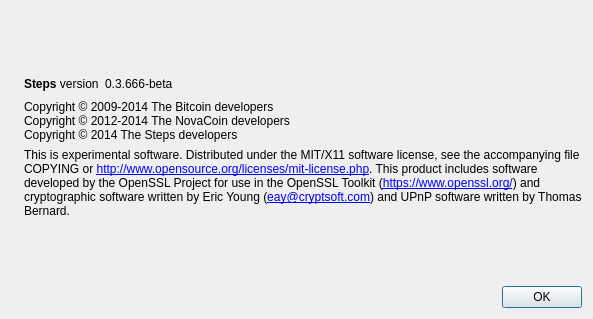
CandyCoinDev/Candycoin, file src/qt/forms/aboutdialog.ui: the form before one commit.
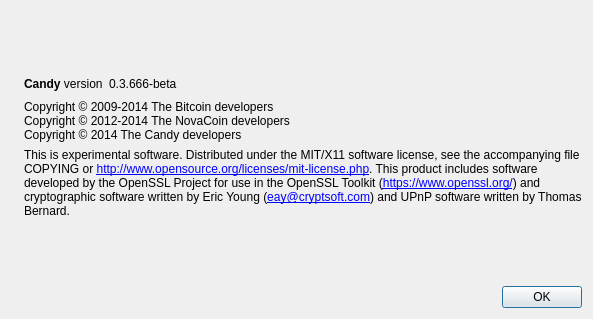
The form after the commit. Icons and pictures are not drawn.

```diff
--- a/src/qt/forms/aboutdialog.ui
+++ b/src/qt/forms/aboutdialog.ui
@@ -50,7 +50,7 @@
           <cursorShape>IBeamCursor</cursorShape>
          </property>
          <property name="text">
-          <string>&lt;b&gt;Steps&lt;/b&gt; version</string>
+          <string>&lt;b&gt;Candy&lt;/b&gt; version</string>
          </property>
          <property name="textInteractionFlags">
           <set>Qt::LinksAccessibleByMouse|Qt::TextSelectableByKeyboard|Qt::TextSelectableByMouse</set>
@@ -93,7 +93,7 @@
        <property name="text">
         <string>Copyright © 2009-2014 The Bitcoin developers
 Copyright © 2012-2014 The NovaCoin developers
-Copyright © 2014 The Steps developers</string>
+Copyright © 2014 The Candy developers</string>
        </property>
        <property name="textInteractionFlags">
         <set>Qt::LinksAccessibleByMouse|Qt::TextSelectableByKeyboard|Qt::TextSelectableByMouse</set>
```
Left out of the diff: 2 changed lines with no effect on the pictures.
